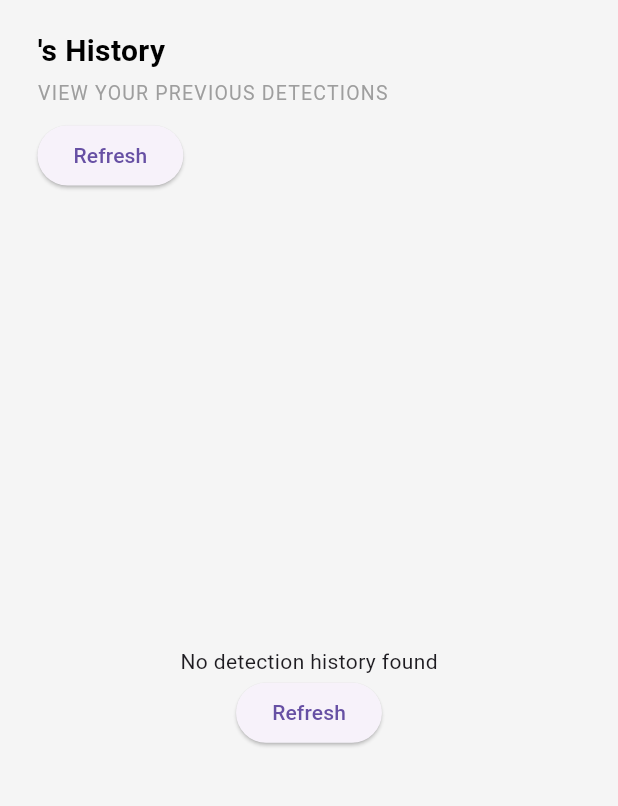
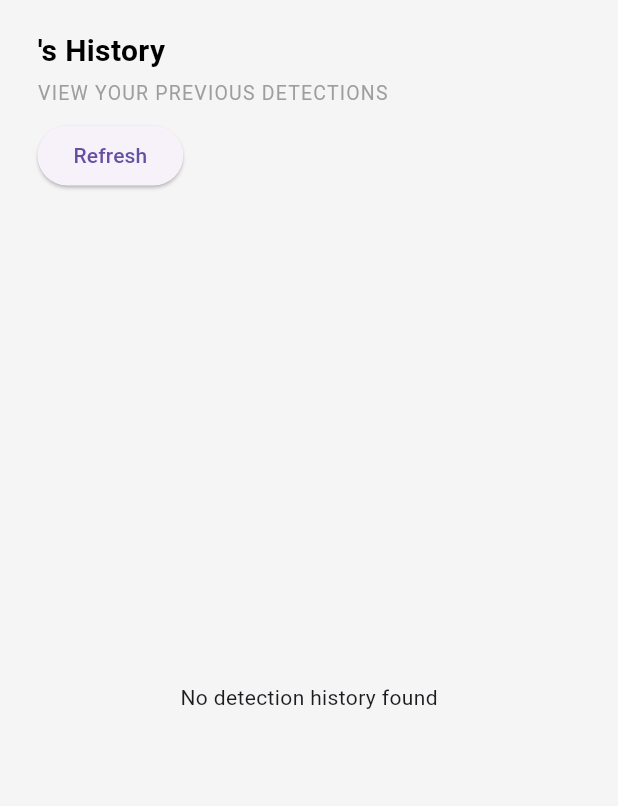
Before and after one commit to elsheikh33/derma_scan, a Flutter app: the HistoryPage screen opened directly, on a phone screen of 412 x 824 dp, the part 68-874 px from its top. Run offline on Flutter 3.47's test engine with Material 3 defaults, Android fonts, the phone set to English and light mode, and no system bars; our stand-ins replace animated_text_kit, cloud_firestore, connectivity_plus, firebase_auth, firebase_core, fluttertoast and 4 more; accounts and stored records are empty.

Commit message:
history page v2

```diff
--- a/lib/screens/History_page.dart
+++ b/lib/screens/History_page.dart
@@ -150,13 +150,6 @@ class _HistoryPageState extends State<HistoryPage> {
                         mainAxisSize: MainAxisSize.min,
                         children: [
                           Text('No detection history found'),
-                          ElevatedButton(
-                            onPressed: () => setState(() {
-                              _historyFuture = Provider.of<AuthProvider>(context, listen: false)
-                                  .getDetectionHistory();
-                            }),
-                            child: Text('Refresh'),
-                          ),
                         ],
                       ),
                     );
```
